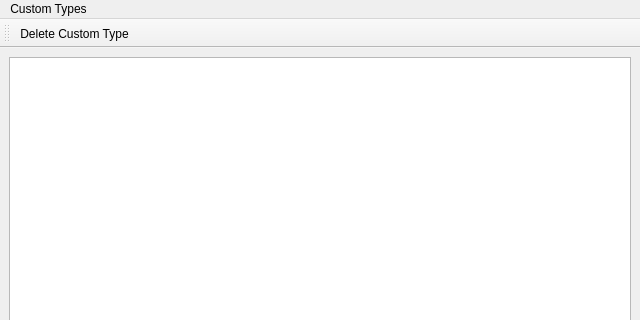
Old version of the form Source/Tome/Features/Types/View/customtypeswindow.ui in the repository npruehs/tome-editor; both pictures show x 0 to 640 and y 0 to 320 of the 640 by 480 pixel window.
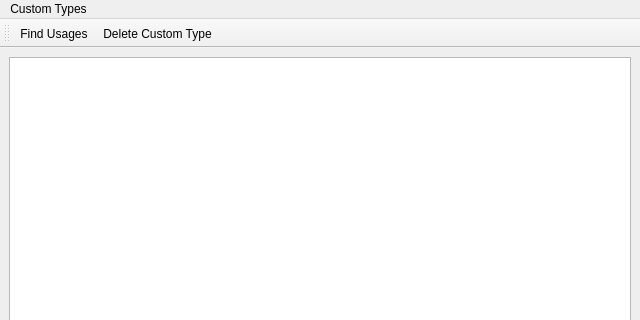
New version of the form. Icons and pictures are not drawn.

Commit message: ADDED: Search - Find usages of custom type.

```diff
--- a/Source/Tome/Features/Types/View/customtypeswindow.ui
+++ b/Source/Tome/Features/Types/View/customtypeswindow.ui
@@ -70,6 +70,7 @@
    <attribute name="toolBarBreak">
     <bool>false</bool>
    </attribute>
+   <addaction name="actionFind_Usages"/>
    <addaction name="actionDelete_Custom_Type"/>
   </widget>
   <action name="actionNew_Custom_Type">
@@ -111,6 +112,15 @@
     <string>New List...</string>
    </property>
   </action>
+  <action name="actionFind_Usages">
+   <property name="icon">
+    <iconset resource="../../../../../Project/tome.qrc">
+     <normaloff>:/Media/Icons/FindSymbol_6263.png</normaloff>:/Media/Icons/FindSymbol_6263.png</iconset>
+   </property>
+   <property name="text">
+    <string>Find Usages...</string>
+   </property>
+  </action>
  </widget>
  <resources/>
  <connections>
```
Left out of the diff: 6 changed lines with no effect on the pictures. The commit also changes 18 other files.
